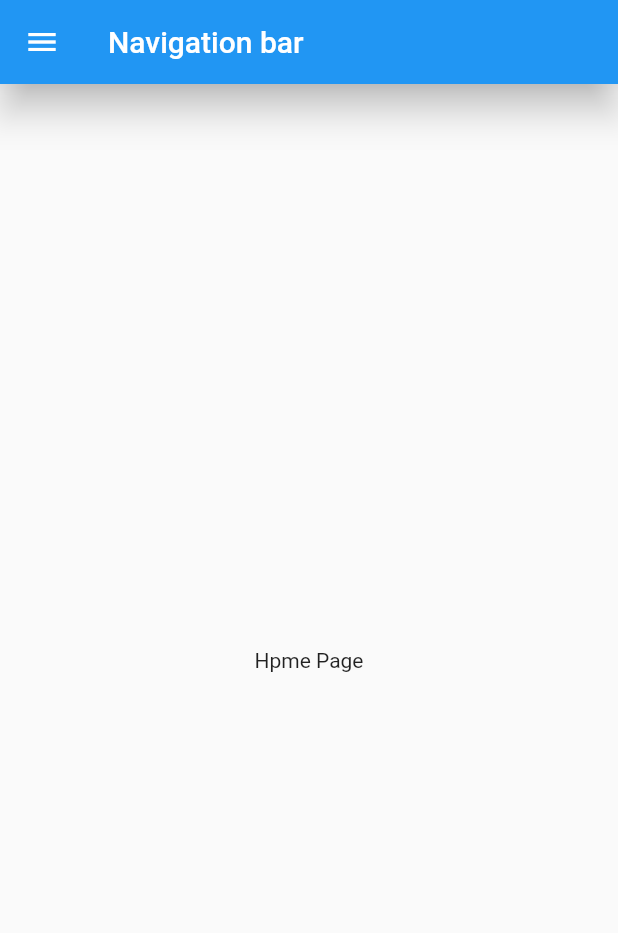
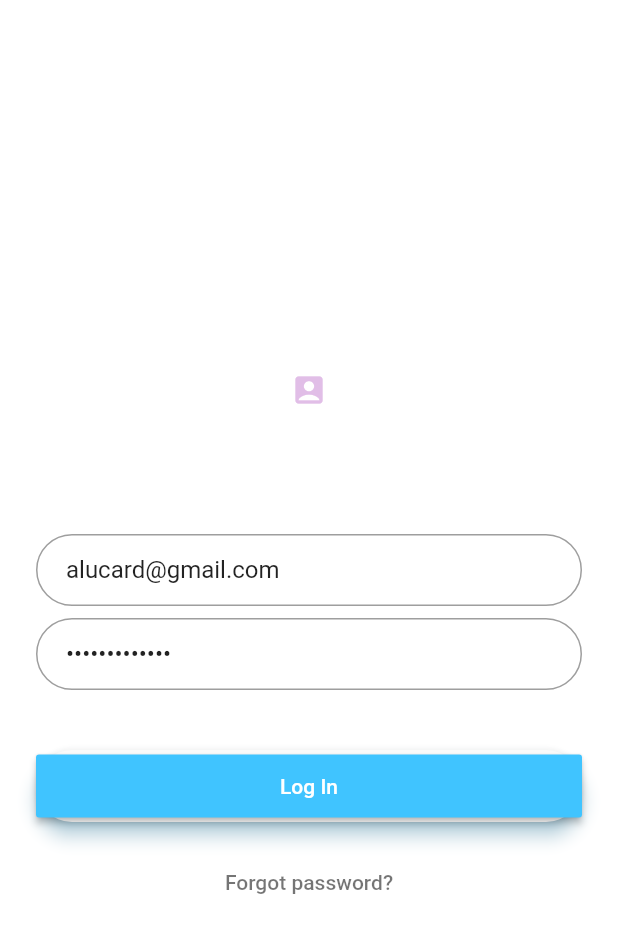
Before and after one commit to SPK-RPI/navbar, a Flutter app: the screen it shows after launch, on a phone screen of 412 x 824 dp. Shown: the top 933 px of the screen. Run offline on Flutter 3.47's test engine with Material 2 defaults, Android fonts, the phone set to English and light mode, and no system bars.

Commit message:
login page

```diff
--- /dev/null
+++ b/lib/LoginPage.dart
@@ -0,0 +1,92 @@
+import 'package:flutter/material.dart';
+import 'package:navbar/main.dart';
+
+class LoginPage extends StatefulWidget {
+  static String tag = 'login-page';
+  @override
+  _LoginPageState createState() => new _LoginPageState();
+}
+
+class _LoginPageState extends State<LoginPage> {
+  @override
+  Widget build(BuildContext context) {
+    final logo = Hero(
+      tag: 'hero',
+      child: CircleAvatar(
+        backgroundColor: Colors.transparent,
+        radius: 48.0,
+        child: Icon(Icons.account_box),
+      ),
+    );
+
+    final email = TextFormField(
+      keyboardType: TextInputType.emailAddress,
+      autofocus: false,
+      initialValue: 'alucard@gmail.com',
+      decoration: InputDecoration(
+        hintText: 'Email',
+        contentPadding: EdgeInsets.fromLTRB(20.0, 10.0, 20.0, 10.0),
+        border: OutlineInputBorder(borderRadius: BorderRadius.circular(32.0)),
+      ),
+    );
+
+    final password = TextFormField(
+      autofocus: false,
+      initialValue: 'some password',
+      obscureText: true,
+      decoration: InputDecoration(
+        hintText: 'Password',
+        contentPadding: EdgeInsets.fromLTRB(20.0, 10.0, 20.0, 10.0),
+        border: OutlineInputBorder(borderRadius: BorderRadius.circular(32.0)),
+      ),
+    );
+
+    final loginButton = Padding(
+      padding: EdgeInsets.symmetric(vertical: 16.0),
+      child: Material(
+        borderRadius: BorderRadius.circular(30.0),
+        shadowColor: Colors.lightBlueAccent.shade100,
+        elevation: 5.0,
+        child: MaterialButton(
+          minWidth: 200.0,
+          height: 42.0,
+          onPressed: () {
+          Navigator.of(context).pushReplacement(new MaterialPageRoute(
+                 builder: (BuildContext context)=>new HomePage()));
+
+          },
+          color: Colors.lightBlueAccent,
+          child: Text('Log In', style: TextStyle(color: Colors.white)),
+        ),
+      ),
+    );
+
+    final forgotLabel = FlatButton(
+      child: Text(
+        'Forgot password?',
+        style: TextStyle(color: Colors.black54),
+      ),
+      onPressed: () {},
+    );
+
+    return Scaffold(
+      backgroundColor: Colors.white,
+      body: Center(
+        child: ListView(
+          shrinkWrap: true,
+          padding: EdgeInsets.only(left: 24.0, right: 24.0),
+          children: <Widget>[
+            logo,
+            SizedBox(height: 48.0),
+            email,
+            SizedBox(height: 8.0),
+            password,
+            SizedBox(height: 24.0),
+            loginButton,
+            forgotLabel
+          ],
+        ),
+      ),
+    );
+  }
+}
--- a/lib/main.dart
+++ b/lib/main.dart
@@ -1,5 +1,7 @@
 import 'package:flutter/material.dart';
-
+import './pages/FirstPage.dart';
+import './pages/SecondPage.dart';
+import 'LoginPage.dart';
 void main() => runApp(new MyApp());
 
 class MyApp extends StatelessWidget {
@@ -7,10 +9,12 @@ class MyApp extends StatelessWidget {
   Widget build(BuildContext context) {
     return new MaterialApp(
       theme: new ThemeData(
-        primarySwatch: Colors.blue,
+        primarySwatch: Colors.purple,
       ),
-      home: new HomePage(),
-    );
+      home: new LoginPage(),
+
+      );
+
   }
 }
 
@@ -34,29 +38,51 @@ class HomePage extends StatelessWidget {
               accountName: new Text('Shiva prasad kar'),
             ),
             new ListTile(
-              title: new Text("page 1"),
+              title: new Text("First Page"),
               trailing: new Icon(Icons.arrow_forward),
-              onTap: FirstPage(),
+             onTap: (){
+               Navigator.of(context).pop();
+               Navigator.of(context).push(new MaterialPageRoute(
+                 builder: (BuildContext context)=>new FirstPage('First Page')));
+
+             },
+             ),
+            new Divider(),
+            new ListTile(
+              title: new Text("Second Page"),
+              trailing: new Icon(Icons.arrow_forward),
+              onTap: (){
+               Navigator.of(context).pop();
+               Navigator.of(context).push(new MaterialPageRoute(
+                 builder: (BuildContext context)=>new SecondPage('Second Page')));
+
+             },
             ),
             new Divider(),
             new ListTile(
-              title: new Text("page 2"),
+              title: new Text("Third Page"),
               trailing: new Icon(Icons.arrow_forward),
-            ),
-            new Divider(),
-            new ListTile(
-              title: new Text("page 3"),
-              trailing: new Icon(Icons.arrow_forward),
+              onTap: (){
+               Navigator.of(context).pop();
+               Navigator.of(context).push(new MaterialPageRoute(
+                 builder: (BuildContext context)=>new SecondPage('Third Page')));
+
+             },
             ),
             new Divider(),
           ],
         ),
       ),
-      body: new Container(
-        child: new Center(child: new Text('Hpme Page')),
+      body: new RaisedButton(
+        child: new Text('Go to log in'),
+        onPressed: (){
+        Navigator.of(context).pushReplacement(new MaterialPageRoute(
+                 builder: (BuildContext context)=>new LoginPage()));
+        },
       ),
+
     );
+
   }
 
-  FirstPage() {}
 }
```
Also changed, not shown: lib/pages/FirstPage.dart (added, +20 -0 lines), lib/pages/SecondPage.dart (added, +19 -0 lines), lib/pages/ThirdPage.dart (added, +17 -0 lines), 1 other file.
